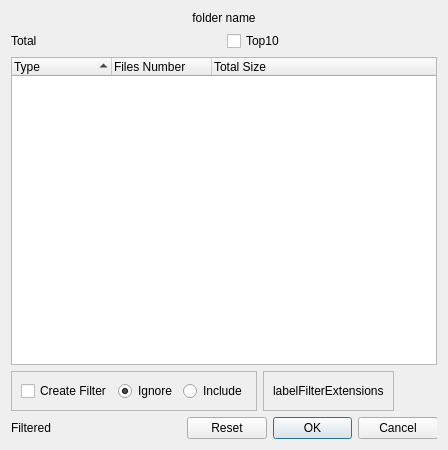
Old version of the form src/dialogcontentslist.ui in the repository artemvlas/veretino.
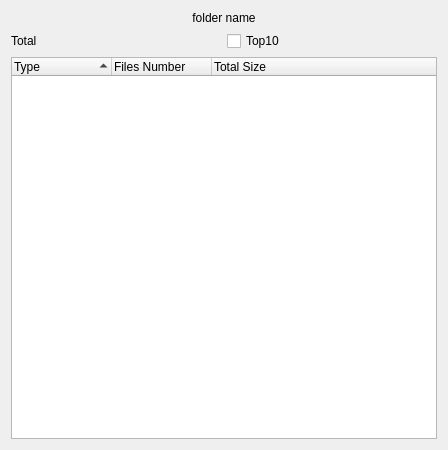
New version of the form. Custom widgets are drawn as their Qt base class.

Commit message: [step-6] removed filter funcs from DialogContentsList

```diff
--- a/src/dialogcontentslist.ui
+++ b/src/dialogcontentslist.ui
@@ -14,29 +14,11 @@
    <string>Folder Contents</string>
   </property>
   <layout class="QGridLayout" name="gridLayout">
-   <item row="3" column="0" colspan="2">
-    <widget class="QTreeWidget" name="treeWidget">
-     <property name="rootIsDecorated">
-      <bool>false</bool>
+   <item row="1" column="1">
+    <widget class="QCheckBox" name="chbTop10">
+     <property name="text">
+      <string>Top10</string>
      </property>
-     <property name="sortingEnabled">
-      <bool>true</bool>
-     </property>
-     <column>
-      <property name="text">
-       <string>Type</string>
-      </property>
-     </column>
-     <column>
-      <property name="text">
-       <string>Files Number</string>
-      </property>
-     </column>
-     <column>
-      <property name="text">
-       <string>Total Size</string>
-      </property>
-     </column>
     </widget>
    </item>
    <item row="1" column="0">
@@ -56,121 +38,31 @@
      </property>
     </widget>
    </item>
-   <item row="1" column="1">
-    <widget class="QCheckBox" name="chbTop10">
-     <property name="text">
-      <string>Top10</string>
+   <item row="3" column="0" colspan="2">
+    <widget class="WidgetFileTypes" name="types_">
+     <property name="rootIsDecorated">
+      <bool>false</bool>
      </property>
+     <property name="sortingEnabled">
+      <bool>true</bool>
+     </property>
+     <column>
+      <property name="text">
+       <string>Type</string>
+      </property>
+     </column>
+     <column>
+      <property name="text">
+       <string>Files Number</string>
+      </property>
+     </column>
+     <column>
+      <property name="text">
+       <string>Total Size</string>
+      </property>
+     </column>
     </widget>
    </item>
-   <item row="5" column="0" colspan="2">
-    <layout class="QHBoxLayout" name="horizontalLayout_filter">
-     <item>
-      <widget class="QFrame" name="frameCreateFilter">
-       <property name="maximumSize">
-        <size>
-         <width>270</width>
-         <height>16777215</height>
-        </size>
-       </property>
-       <property name="frameShape">
-        <enum>QFrame::Shape::StyledPanel</enum>
-       </property>
-       <property name="frameShadow">
-        <enum>QFrame::Shadow::Raised</enum>
-       </property>
-       <layout class="QHBoxLayout" name="horizontalLayout">
-        <item>
-         <widget class="QCheckBox" name="chbCreateFilter">
-          <property name="text">
-           <string>Create Filter</string>
-          </property>
-         </widget>
-        </item>
-        <item>
-         <widget class="QRadioButton" name="rbIgnore">
-          <property name="enabled">
-           <bool>true</bool>
-          </property>
-          <property name="text">
-           <string>Ignore</string>
-          </property>
-          <property name="checked">
-           <bool>true</bool>
-          </property>
-         </widget>
-        </item>
-        <item>
-         <widget class="QRadioButton" name="rbInclude">
-          <property name="enabled">
-           <bool>true</bool>
-          </property>
-          <property name="text">
-           <string>Include</string>
-          </property>
-         </widget>
-        </item>
-       </layout>
-      </widget>
-     </item>
-     <item>
-      <widget class="QFrame" name="frameFilterExtensions">
-       <property name="frameShape">
-        <enum>QFrame::Shape::StyledPanel</enum>
-       </property>
-       <property name="frameShadow">
-        <enum>QFrame::Shadow::Raised</enum>
-       </property>
-       <layout class="QHBoxLayout" name="horizontalLayout_2">
-        <item>
-         <widget class="QLabel" name="labelFilterExtensions">
-          <property name="text">
-           <string>labelFilterExtensions</string>
-          </property>
-         </widget>
-        </item>
-       </layout>
-      </widget>
-     </item>
-     <item>
-      <spacer name="horizontalSpacer">
-       <property name="orientation">
-        <enum>Qt::Orientation::Horizontal</enum>
-       </property>
-       <property name="sizeHint" stdset="0">
-        <size>
-         <width>40</width>
-         <height>20</height>
-        </size>
-       </property>
-      </spacer>
-     </item>
-    </layout>
-   </item>
-   <item row="6" column="0" colspan="2">
-    <layout class="QHBoxLayout" name="horizontalLayout_buttons">
-     <item>
-      <widget class="QLabel" name="labelTotalFiltered">
-       <property name="text">
-        <string>Filtered</string>
-       </property>
-      </widget>
-     </item>
-     <item>
-      <widget class="QDialogButtonBox" name="buttonBox">
-       <property name="maximumSize">
-        <size>
-         <width>250</width>
-         <height>16777215</height>
-        </size>
-       </property>
-       <property name="standardButtons">
-        <set>QDialogButtonBox::StandardButton::Cancel|QDialogButtonBox::StandardButton::Ok|QDialogButtonBox::StandardButton::Reset</set>
-       </property>
-      </widget>
-     </item>
-    </layout>
-   </item>
   </layout>
  </widget>
  <customwidgets>
@@ -179,6 +71,11 @@
    <extends>QLabel</extends>
    <header>src/clickablelabel.h</header>
   </customwidget>
+  <customwidget>
+   <class>WidgetFileTypes</class>
+   <extends>QTreeWidget</extends>
+   <header>src/widgetfiletypes.h</header>
+  </customwidget>
  </customwidgets>
  <resources/>
  <connections/>
```
The commit also changes 6 other files.
